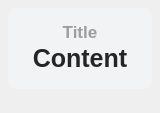
Qt form ui/minimize/widget-base.ui (RinLit-233-shiroko/Class-Widgets) before a commit.
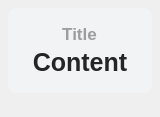
The same form after that commit.

Diff of the .ui file:
```diff
--- a/ui/minimize/widget-base.ui
+++ b/ui/minimize/widget-base.ui
@@ -7,7 +7,7 @@
     <x>0</x>
     <y>0</y>
     <width>160</width>
-    <height>113</height>
+    <height>117</height>
    </rect>
   </property>
   <property name="minimumSize">
@@ -64,9 +64,11 @@
        <number>12</number>
       </property>
       <item>
+       <layout class="QHBoxLayout" name="titleLayout">
+        <item>
        <widget class="QLabel" name="title">
         <property name="sizePolicy">
-         <sizepolicy hsizetype="Preferred" vsizetype="Maximum">
+           <sizepolicy hsizetype="Maximum" vsizetype="Maximum">
           <horstretch>0</horstretch>
           <verstretch>0</verstretch>
          </sizepolicy>
@@ -95,10 +97,14 @@
         </property>
        </widget>
       </item>
+       </layout>
+      </item>
+      <item>
+       <layout class="QHBoxLayout" name="contentLayout">
       <item>
        <widget class="QLabel" name="content">
         <property name="sizePolicy">
-         <sizepolicy hsizetype="Expanding" vsizetype="Maximum">
+           <sizepolicy hsizetype="Maximum" vsizetype="Maximum">
           <horstretch>0</horstretch>
           <verstretch>0</verstretch>
          </sizepolicy>
@@ -127,6 +133,8 @@
          <set>Qt::AlignCenter</set>
         </property>
        </widget>
+        </item>
+       </layout>
       </item>
      </layout>
     </widget>
```
Lines whose indentation alone changed are shown as unchanged.
